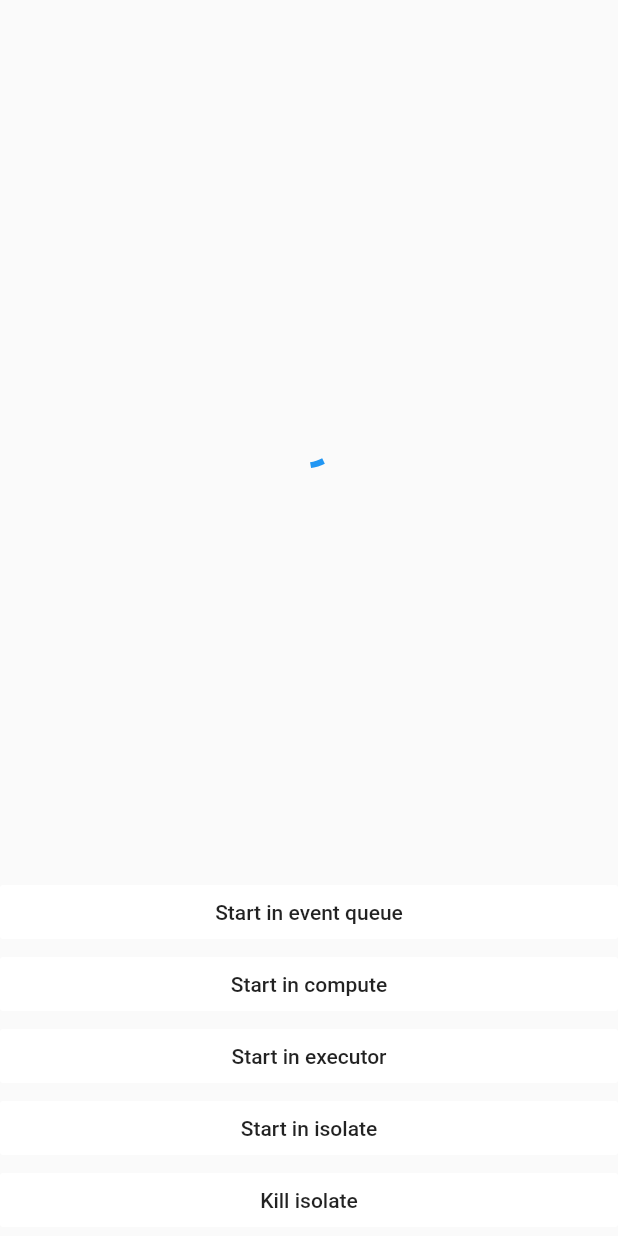
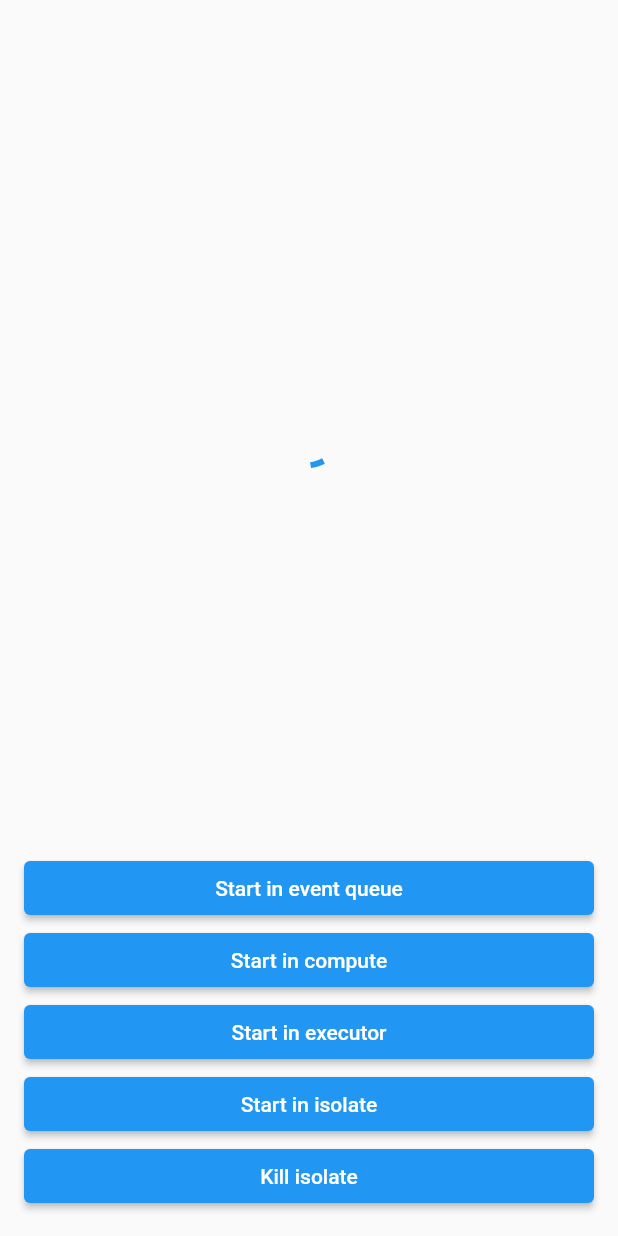
Before and after one commit to roman-mityukov/isolates_practice, a Flutter app: the screen it shows after launch, on a phone screen of 412 x 824 dp. Run offline on Flutter 3.47's test engine with Material 2 defaults, Android fonts, the phone set to English and light mode, and no system bars; missing offline and left inert: worker_manager.

Commit message:
back to life

```diff
--- a/isolates/lib/main.dart
+++ b/isolates/lib/main.dart
@@ -36,7 +36,9 @@ class _StateMyHomePage extends State<MyHomePage> {
   Widget build(BuildContext context) {
     return Scaffold(
       key: _scaffoldKey,
-      body: Column(
+      body: Padding(
+        padding: EdgeInsets.all(16),
+        child: Column(
           crossAxisAlignment: CrossAxisAlignment.stretch,
           children: <Widget>[
             Expanded(
@@ -44,24 +46,21 @@ class _StateMyHomePage extends State<MyHomePage> {
                 child: CircularProgressIndicator(),
               ),
             ),
-          FlatButton(
-            color: Colors.white,
+            ElevatedButton(
               child: Text('Start in event queue'),
               onPressed: () async {
                 final result = fibonacchi(number);
                 _showResult(result);
               },
             ),
-          FlatButton(
-            color: Colors.white,
+            ElevatedButton(
               child: Text('Start in compute'),
               onPressed: () async {
                 final result = await compute(fibonacchi, number);
                 _showResult(result);
               },
             ),
-          FlatButton(
-            color: Colors.white,
+            ElevatedButton(
               child: Text('Start in executor'),
               onPressed: () async {
                 final result = await WorkerManager.Executor()
@@ -69,8 +68,7 @@ class _StateMyHomePage extends State<MyHomePage> {
                 _showResult(result);
               },
             ),
-          FlatButton(
-            color: Colors.white,
+            ElevatedButton(
               child: Text('Start in isolate'),
               onPressed: () async {
                 try {
@@ -96,8 +94,7 @@ class _StateMyHomePage extends State<MyHomePage> {
                 }
               },
             ),
-          FlatButton(
-            color: Colors.white,
+            ElevatedButton(
               child: Text('Kill isolate'),
               onPressed: () async {
                 _workerIsolate?.kill();
@@ -105,6 +102,7 @@ class _StateMyHomePage extends State<MyHomePage> {
               },
             )
           ],
+        ),
       ),
     );
   }
```
Also changed, not shown: isolates/pubspec.lock, 8 other files. Lines whose indentation alone changed are shown as unchanged.
